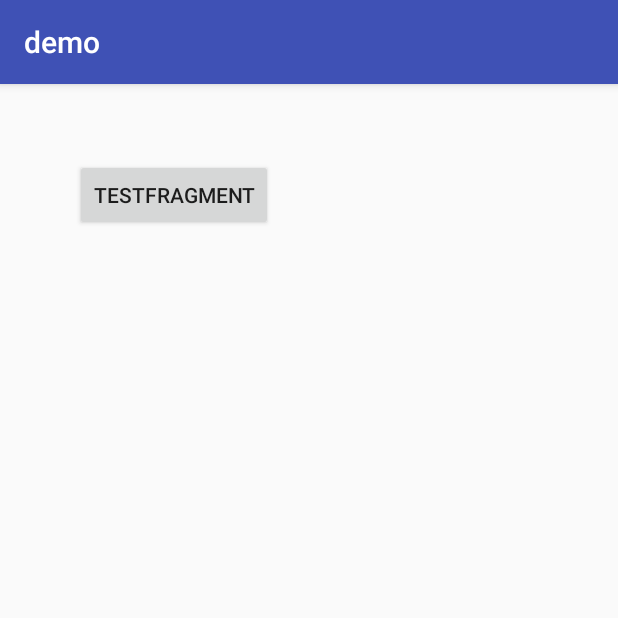
After one commit to chenrushui/android, an Android app: the fragment CommentsFragment shown on its own in the app's theme, on a phone screen of 412 x 824 dp, the top half of it. The commit adds this screen. Run offline under Robolectric (Android 15) with nearby library versions, the phone set to English and light mode, and no system bars.

Commit message:
20160914 fragment

```diff
--- /dev/null
+++ b/app/src/main/java/com/crs/demo/fragments/CommentsFragment.java
@@ -0,0 +1,56 @@
+package com.crs.demo.fragments;
+
+import android.os.Bundle;
+import android.support.annotation.Nullable;
+import android.view.LayoutInflater;
+import android.view.View;
+import android.view.ViewGroup;
+
+import com.crs.demo.R;
+import com.crs.demo.base.BaseFragment;
+
+/**
+ * Created on 2016/9/14.
+ * Author:crs
+ * Description:评论fragment
+ */
+public class CommentsFragment extends BaseFragment {
+    private String type;
+    private boolean isPay;
+    private String pid;
+    private int buyNum;
+
+    @Nullable
+    @Override
+    public View onCreateView(LayoutInflater inflater, @Nullable ViewGroup container, @Nullable Bundle savedInstanceState) {
+        return inflater.inflate(R.layout.fragment_comments, container, false);
+    }
+
+    @Override
+    public void onViewCreated(View view, @Nullable Bundle savedInstanceState) {
+        super.onViewCreated(view, savedInstanceState);
+
+
+        getArgumentsData();
+        getNetData();
+
+
+    }
+
+    private void getNetData() {
+        //杨哥没有在Activity中进行网络请求，都是在各自的fragment中进行的网络请求
+        //请求网络数据
+    }
+
+    private void getArgumentsData() {
+        Bundle bundle = getArguments();
+        if (bundle != null) {
+            type = bundle.getString("type");
+            isPay = bundle.getBoolean("isPay");
+            pid = bundle.getString("pid");
+            buyNum = bundle.getInt("buyNum");
+        }
+    }
+
+
+}
--- /dev/null
+++ b/app/src/main/res/layout/fragment_comments.xml
@@ -0,0 +1,14 @@
+<?xml version="1.0" encoding="utf-8"?>
+<LinearLayout xmlns:android="http://schemas.android.com/apk/res/android"
+    android:id="@+id/activity_main"
+    android:layout_width="match_parent"
+    android:layout_height="match_parent">
+
+    <Button
+        android:id="@+id/btn_fragment_comments"
+        android:layout_width="wrap_content"
+        android:layout_height="wrap_content"
+        android:layout_margin="50dp"
+        android:text="testFragment" />
+
+</LinearLayout>
```
Also changed, not shown: app/src/main/java/com/crs/demo/ui/testFragmentActivity.java (+24 -0 lines), app/src/main/res/layout/activity_test_fragment.xml (added, +35 -0 lines).
